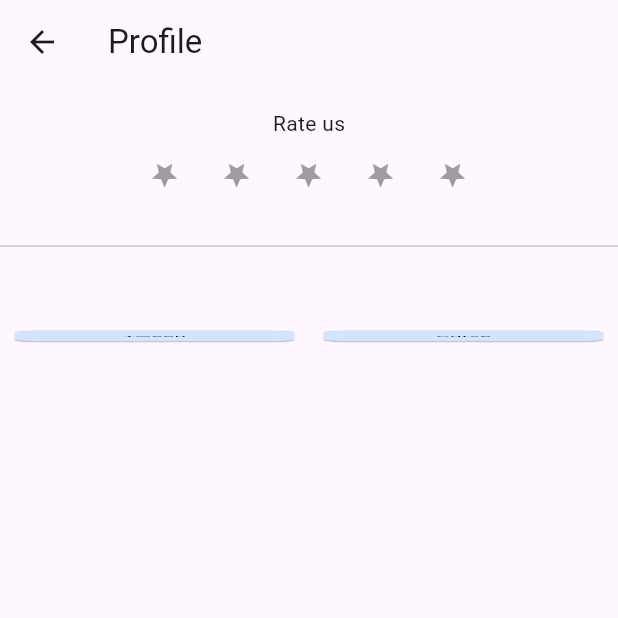
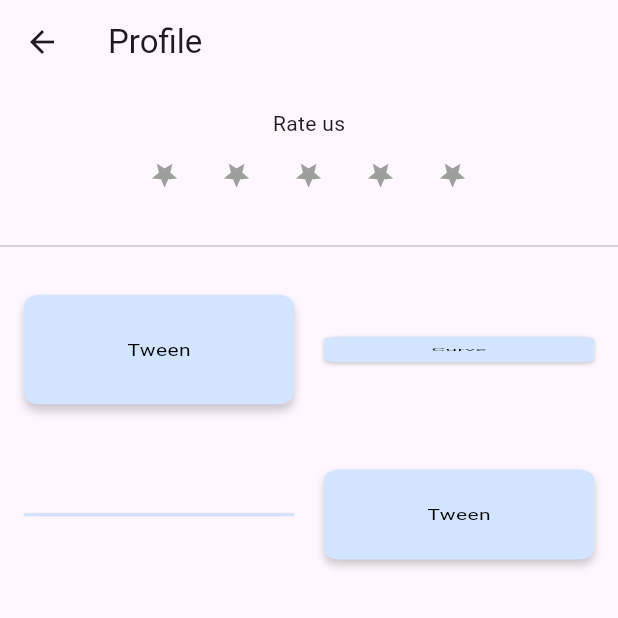
Before and after one commit to Dzejkoubi/draw_straight_line_app, a Flutter app: the ProfileScreen screen opened by its route, on a phone screen of 412 x 824 dp, the top half of it. Run offline on Flutter 3.47's test engine with Material 3 defaults, Android fonts, the light colour scheme and no system bars; our stand-ins replace auto_route, flutter_dotenv, supabase_flutter; accounts and stored records are empty.

Commit message:
refactor: rewritten the box animations

```diff
--- a/lib/screens/profile_screen/profile_screen.dart
+++ b/lib/screens/profile_screen/profile_screen.dart
@@ -1,13 +1,10 @@
-import 'dart:math' as Math;
-
 import 'package:auto_route/auto_route.dart';
 import 'package:draw_straight_line_app/screens/profile_screen/widgets/rate_us_container.dart';
 import 'package:flutter/material.dart';
-import 'package:supabase_flutter/supabase_flutter.dart';
 
 @RoutePage()
 class ProfileScreen extends StatelessWidget {
-  ProfileScreen({super.key});
+  const ProfileScreen({super.key});
 
   @override
   Widget build(BuildContext context) {
@@ -27,162 +24,144 @@ class ProfileScreen extends StatelessWidget {
 }
 
 class UserBoard extends StatefulWidget {
-  UserBoard({super.key});
-
-  final _future = Supabase.instance.client.from('instruments').select();
+  const UserBoard({super.key});
 
   @override
   State<UserBoard> createState() => _UserBoardState();
 }
 
-class _UserBoardState extends State<UserBoard>
-    with SingleTickerProviderStateMixin {
-  late AnimationController _controller;
-  late Animation<double> _scaleYAnimation;
+class _UserBoardState extends State<UserBoard> {
+  @override
+  Widget build(BuildContext context) {
+    return Column(
+      children: [RateUsContainer(), Divider(), Expanded(child: Boxes())],
+    );
+  }
+}
 
-  bool _onFirst = true;
+class Boxes extends StatefulWidget {
+  const Boxes({super.key});
+
+  @override
+  State<Boxes> createState() => _BoxesState();
+}
+
+class _BoxesState extends State<Boxes> with TickerProviderStateMixin {
+  final Duration animaitonDuration = const Duration(milliseconds: 1000);
+  final List<BoxData> _initialData = [
+    BoxData('Animation Controller', Color(0xFFF1D9FF)),
+    BoxData('AnimatedWidget', Color(0xFFD2E4FF)),
+    BoxData('Animation Builder', Color(0xFFD2E4FF)),
+    BoxData('Tween', Color(0xFFD2E4FF)),
+  ];
+
+  final List<BoxData> _endData = [
+    BoxData('Tween', Color(0xFFD2E4FF)),
+    BoxData('Curve', Color(0xFFD2E4FF)),
+    BoxData('Animation Controller', Color(0xFFD2E4FF)),
+    BoxData('AnimatedWidget', Color(0xFFD2E4FF)),
+  ];
+
+  late List<bool> _boxesChanged;
+  late List<AnimationController> _controllers;
+  late List<Animation<double>> _scaleYAnimationsData;
 
   @override
   void initState() {
     super.initState();
 
-    _controller = AnimationController(
-      vsync: this,
-      duration: const Duration(milliseconds: 1500),
+    _boxesChanged = List.generate(_initialData.length, (_) => false);
+
+    _controllers = List.generate(
+      _initialData.length,
+      (_) => AnimationController(vsync: this, duration: animaitonDuration),
     );
 
-    _scaleYAnimation = Tween<double>(
-      begin: 1.0,
-      end: 0.0,
-    ).animate(CurvedAnimation(parent: _controller, curve: Curves.easeInOut));
+    _scaleYAnimationsData = List.generate(_initialData.length, (index) {
+      return Tween<double>(begin: 1.0, end: 0.0).animate(
+        CurvedAnimation(parent: _controllers[index], curve: Curves.easeInOut),
+      );
+    });
 
-    _controller.addStatusListener((status) {
+    // Start the animations with a delay for each box
+    for (int i = 0; i < _controllers.length; i++) {
+      final int boxIndex = i; // Capture the index for the closure
+      Future.delayed(Duration(milliseconds: i * 500), () {
+        if (mounted) {
+          // Add listener to detect when box is smallest
+          _controllers[i].addStatusListener((status) {
             if (status == AnimationStatus.completed) {
-        _controller.reverse();
-      } else if (status == AnimationStatus.dismissed) {
-        setState(() => _onFirst = !_onFirst);
-        _controller.forward();
+              // Animation just reached its end (smallest point)
+              setState(() {
+                _boxesChanged[boxIndex] = true;
+              });
             }
           });
 
-    // _controller.addListener(() {
-    //   print('Animation value: ${_scaleYAnimation.value}');
-    // });
-
-    _controller.forward();
+          // Run the animation forward and then reverse it once
+          _controllers[i].forward().then((_) {
+            if (mounted) {
+              _controllers[i].reverse();
             }
-
-  @override
-  void dispose() {
-    _controller.dispose();
-    super.dispose();
+          });
+        }
+      });
+    }
   }
 
   @override
   Widget build(BuildContext context) {
-    return FutureBuilder(
-      future: widget._future,
-      builder: (context, snapshot) {
-        if (!snapshot.hasData) {
-          return const Center(child: CircularProgressIndicator.adaptive());
-        }
-        final instruments = snapshot.data!;
-        return Column(
-          children: [
-            RateUsContainer(),
-            Divider(),
-            Expanded(
-              child: Column(
-                children: [
-                  Row(
-                    mainAxisAlignment: MainAxisAlignment.spaceBetween,
-                    children: [
-                      Expanded(
-                        child: AnimatedBuilder(
-                          animation: _controller,
+    return GridView.count(
+      shrinkWrap: true,
+      physics: const ClampingScrollPhysics(),
+      padding: const EdgeInsets.all(16),
+      childAspectRatio: 2.0,
+      crossAxisCount: 2,
+      mainAxisSpacing: 20,
+      crossAxisSpacing: 20,
+      children: List.generate(_initialData.length, (index) {
+        return AnimatedBuilder(
+          animation: _controllers[index],
           builder: (context, child) {
-                            final atMin = _scaleYAnimation.value < 0.5;
-                            return Transform(
+            final data =
+                _boxesChanged[index] ? _endData[index] : _initialData[index];
+
+            return Transform.scale(
               alignment: Alignment.center,
-                              transform:
-                                  Matrix4.identity()
-                                    ..scale(1.0, _scaleYAnimation.value, 1.0),
+              scaleY: _scaleYAnimationsData[index].value,
               child: Container(
-                                margin: const EdgeInsets.all(10),
-                                padding: const EdgeInsets.symmetric(
-                                  vertical: 32,
-                                  horizontal: 16,
-                                ),
-                                alignment: Alignment.center,
+                height: 100,
                 decoration: BoxDecoration(
-                                  color:
-                                      _onFirst
-                                          ? const Color(0xFFD2E4FF)
-                                          : const Color(0xFFF1D9FF),
-                                  borderRadius: BorderRadius.circular(16),
+                  color: data.color,
+                  borderRadius: BorderRadius.circular(10),
                   boxShadow: [
                     BoxShadow(
-                                      color: Colors.black.withOpacity(0.3),
-                                      offset: const Offset(0, 3),
-                                      blurRadius: 2,
+                      color: Colors.black.withOpacity(0.2),
+                      blurRadius: 5,
+                      offset: const Offset(0, 5),
                     ),
                   ],
                 ),
-                                child: Text(
-                                  _onFirst ? 'Tween' : 'Animation Controller',
+                alignment: Alignment.center,
+                child:
+                    _scaleYAnimationsData[index].value > 0.05
+                        ? Text(
+                          data.title,
                           style: const TextStyle(color: Colors.black),
-                                  maxLines: 1,
-                                ),
+                        )
+                        : null,
               ),
             );
           },
-                        ),
-                      ),
-                      Expanded(
-                        child: AnimatedBuilder(
-                          animation: _controller,
-                          builder: (context, child) {
-                            return Transform(
-                              alignment: Alignment.center,
-                              transform:
-                                  Matrix4.identity()
-                                    ..scale(1.0, _scaleYAnimation.value, 1.0),
-                              child: Container(
-                                margin: const EdgeInsets.all(10),
-                                padding: const EdgeInsets.symmetric(
-                                  vertical: 32,
-                                  horizontal: 16,
-                                ),
-                                alignment: Alignment.center,
-                                decoration: BoxDecoration(
-                                  color: const Color(0xFFD2E4FF),
-                                  borderRadius: BorderRadius.circular(16),
-                                  boxShadow: [
-                                    BoxShadow(
-                                      color: Colors.black.withOpacity(0.3),
-                                      offset: const Offset(0, 3),
-                                      blurRadius: 2,
-                                    ),
-                                  ],
-                                ),
-                                child: Text(
-                                  'Curve',
-                                  style: const TextStyle(color: Colors.black),
-                                  maxLines: 1,
-                                ),
-                              ),
         );
-                          },
-                        ),
-                      ),
-                    ],
-                  ),
-                ],
-              ),
-            ),
-          ],
-        );
-      },
+      }),
     );
   }
 }
+
+class BoxData {
+  final String title;
+  final Color color;
+
+  BoxData(this.title, this.color);
+}
```
Also changed, not shown: pubspec.lock, 1 other file. Lines whose indentation alone changed are shown as unchanged.
